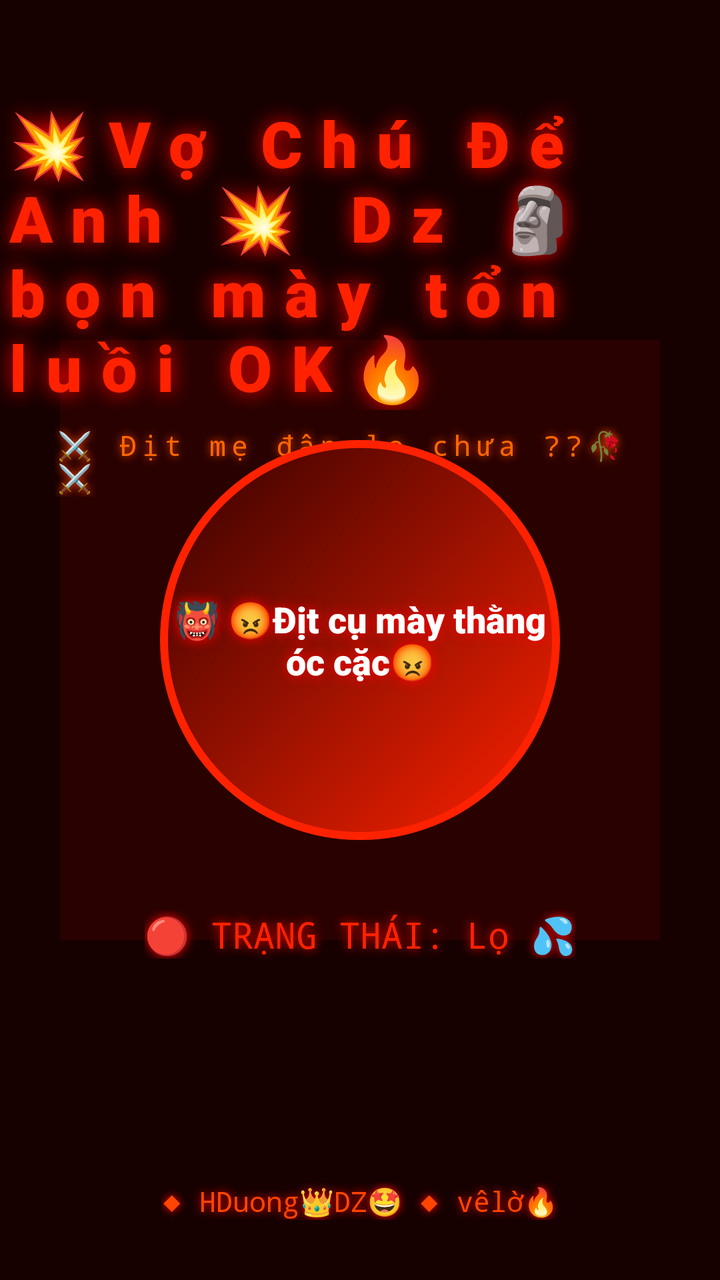
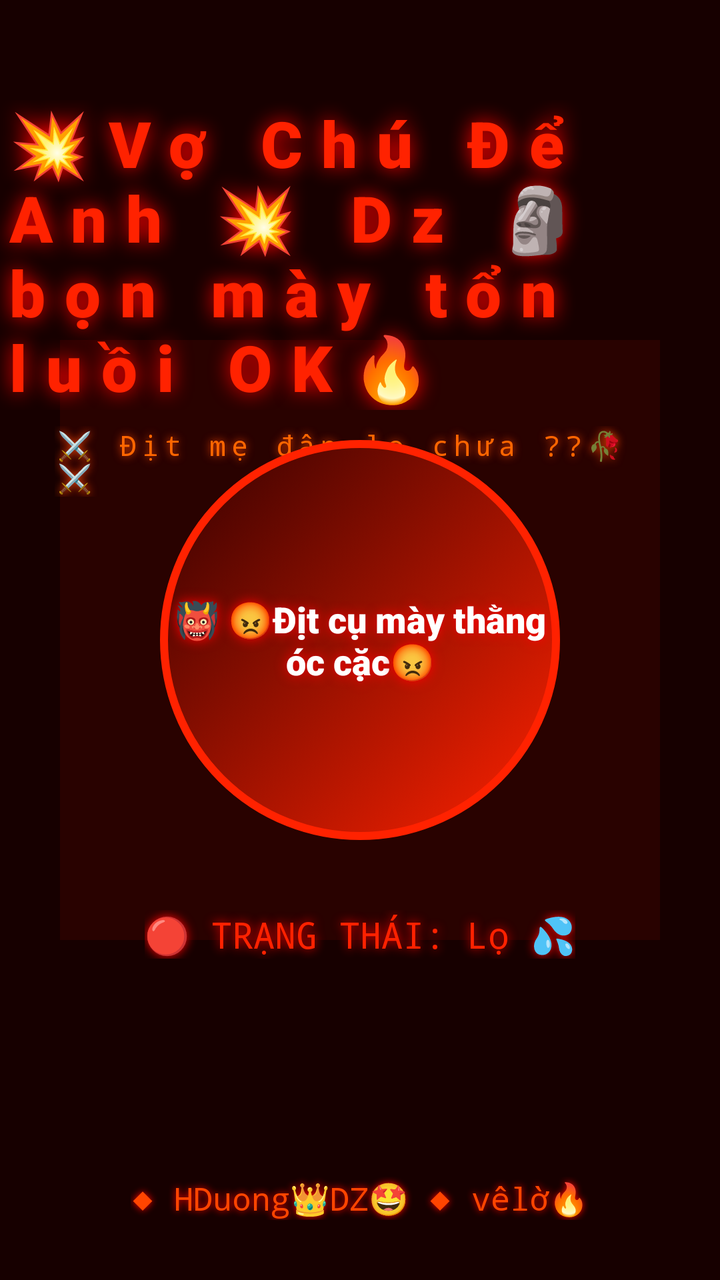

Compare the two renders of this Android layout. The source of the first and the diff that turns it into the second are given below.
<!-- AndroidManifest.xml: application theme android:Theme.Black.NoTitleBar -->
<!-- res/layout/activity_main.xml -->
<?xml version="1.0" encoding="utf-8"?>
<RelativeLayout xmlns:android="http://schemas.android.com/apk/res/android"
    android:layout_width="match_parent"
    android:layout_height="match_parent"
    android:background="#0A0000">

    <View
        android:layout_width="match_parent"
        android:layout_height="match_parent"
        android:background="#1A0000" />

    <View
        android:layout_width="match_parent"
        android:layout_height="match_parent"
        android:background="#99000000" />

    <View
        android:id="@+id/bloodFlow"
        android:layout_width="match_parent"
        android:layout_height="match_parent"
        android:background="#22FF0000"
        android:alpha="0.4" />

    <View
        android:id="@+id/fireRing"
        android:layout_width="300dp"
        android:layout_height="300dp"
        android:layout_centerInParent="true"
        android:background="#44FF2200"
        android:alpha="0.3" />

    <TextView
        android:id="@+id/title"
        android:layout_width="wrap_content"
        android:layout_height="wrap_content"
        android:layout_centerHorizontal="true"
        android:layout_marginTop="50dp"
        android:text="💥Vợ Chú Để Anh 💥 Dz 🗿bọn mày tổn luồi OK🔥"
        android:textColor="#FF2200"
        android:textSize="32sp"
        android:fontFamily="sans-serif-black"
        android:shadowColor="#FF0000"
        android:shadowDx="0"
        android:shadowDy="0"
        android:shadowRadius="25"
        android:letterSpacing="0.3" />

    <TextView
        android:layout_width="wrap_content"
        android:layout_height="wrap_content"
        android:layout_below="@id/title"
        android:layout_centerHorizontal="true"
        android:layout_marginTop="8dp"
        android:text="⚔️ Địt mẹ đập lọ chưa ??🥀⚔️"
        android:textColor="#FF6600"
        android:textSize="14sp"
        android:fontFamily="monospace"
        android:shadowColor="#FF4500"
        android:shadowDx="0"
        android:shadowDy="0"
        android:shadowRadius="10"
        android:letterSpacing="0.2" />

    <Button
        android:id="@+id/toggleButton"
        android:layout_width="200dp"
        android:layout_height="200dp"
        android:layout_centerInParent="true"
        android:background="@drawable/btn_oni"
        android:text="👹 😡Địt cụ mày thằng óc cặc😡"
        android:textSize="18sp"
        android:textColor="#FFFFFF"
        android:fontFamily="sans-serif-black"
        android:gravity="center"
        android:shadowColor="#FF0000"
        android:shadowDx="0"
        android:shadowDy="0"
        android:shadowRadius="15" />

    <TextView
        android:id="@+id/statusText"
        android:layout_width="wrap_content"
        android:layout_height="wrap_content"
        android:layout_below="@id/toggleButton"
        android:layout_centerHorizontal="true"
        android:layout_marginTop="35dp"
        android:text="🔴 TRẠNG THÁI: Lọ 💦"
        android:textColor="#FF2200"
        android:textSize="18sp"
        android:fontFamily="monospace"
        android:shadowColor="#FF0000"
        android:shadowDx="0"
        android:shadowDy="0"
        android:shadowRadius="12" />

    <TextView
        android:layout_width="wrap_content"
        android:layout_height="wrap_content"
        android:layout_alignParentBottom="true"
        android:layout_centerHorizontal="true"
        android:layout_marginBottom="30dp"
        android:text="◆ HDuong👑DZ🤩 ◆ vêlờ🔥"
        android:textColor="#FF4500"
        android:textSize="14sp"
        android:fontFamily="monospace"
        android:shadowColor="#FF0000"
        android:shadowDx="0"
        android:shadowDy="0"
        android:shadowRadius="10" />

</RelativeLayout>
<!-- resources referenced by this layout -->
<resources>
  <!-- drawable btn_oni (drawable) -->
  <selector xmlns:android="http://schemas.android.com/apk/res/android">
      <item android:state_pressed="true">
          <shape>
              <solid android:color="#FF0000" />
              <corners android:radius="100dp" />
              <stroke android:width="4dp" android:color="#FFD700" />
          </shape>
      </item>
      <item>
          <shape>
              <gradient
                  android:startColor="#FF2200"
                  android:endColor="#330000"
                  android:angle="135" />
              <corners android:radius="100dp" />
              <stroke android:width="4dp" android:color="#FF2200" />
          </shape>
      </item>
  </selector>
</resources>

<!-- the commit's change to res/layout/activity_main.xml (unified diff, before → after) -->
@@ -4,6 +4,7 @@
     android:layout_height="match_parent"
     android:background="#0A0000">
 
+    
     <View
         android:layout_width="match_parent"
         android:layout_height="match_parent"
@@ -14,6 +15,7 @@
         android:layout_height="match_parent"
         android:background="#99000000" />
 
+    
     <View
         android:id="@+id/bloodFlow"
         android:layout_width="match_parent"
@@ -21,6 +23,7 @@
         android:background="#22FF0000"
         android:alpha="0.4" />
 
+    
     <View
         android:id="@+id/fireRing"
         android:layout_width="300dp"
@@ -29,6 +32,7 @@
         android:background="#44FF2200"
         android:alpha="0.3" />
 
+    
     <TextView
         android:id="@+id/title"
         android:layout_width="wrap_content"
@@ -45,6 +49,7 @@
         android:shadowRadius="25"
         android:letterSpacing="0.3" />
 
+    
     <TextView
         android:layout_width="wrap_content"
         android:layout_height="wrap_content"
@@ -61,6 +66,7 @@
         android:shadowRadius="10"
         android:letterSpacing="0.2" />
 
+    
     <Button
         android:id="@+id/toggleButton"
         android:layout_width="200dp"
@@ -77,6 +83,7 @@
         android:shadowDy="0"
         android:shadowRadius="15" />
 
+    
     <TextView
         android:id="@+id/statusText"
         android:layout_width="wrap_content"
@@ -93,6 +100,7 @@
         android:shadowDy="0"
         android:shadowRadius="12" />
 
+    
     <TextView
         android:layout_width="wrap_content"
         android:layout_height="wrap_content"
@@ -101,11 +109,11 @@
         android:layout_marginBottom="30dp"
         android:text="◆ HDuong👑DZ🤩 ◆ vêlờ🔥"
         android:textColor="#FF4500"
-        android:textSize="14sp"
+        android:textSize="16sp"
         android:fontFamily="monospace"
         android:shadowColor="#FF0000"
         android:shadowDx="0"
         android:shadowDy="0"
-        android:shadowRadius="10" />
+        android:shadowRadius="8" />
 
 </RelativeLayout>
